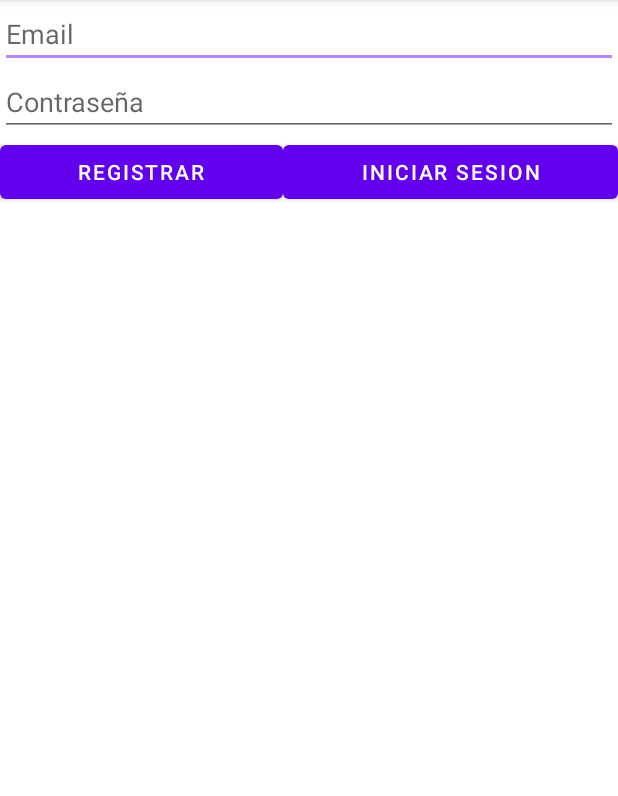
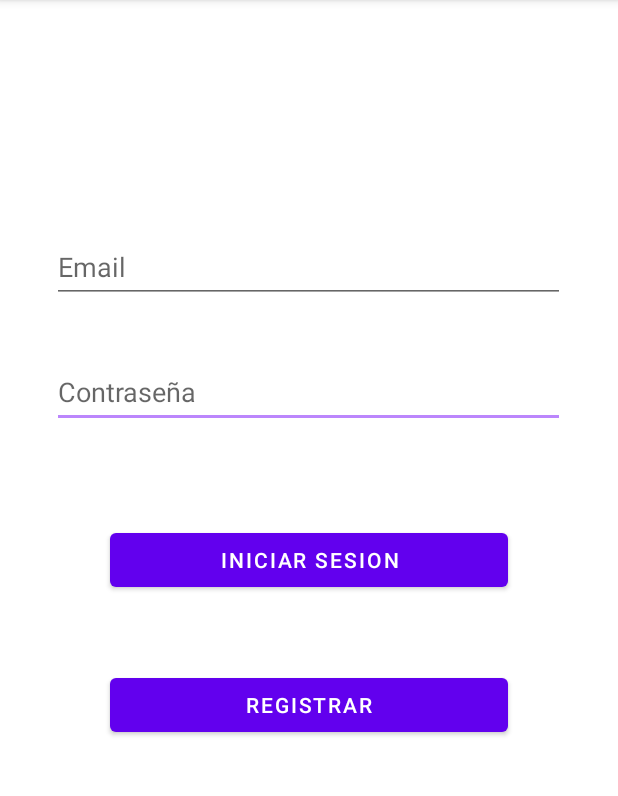
Before and after one commit to albertong98/myTasks, an Android app: the screen it shows after launch (LoginActivity), on a phone screen of 412 x 824 dp, the part 84-880 px from its top. Run offline under Robolectric (Android 15) with nearby library versions, the phone set to English and light mode, and no system bars; our stand-ins replace Firebase (no records; nobody signed in at launch, a user with empty details on screens opened directly).

```diff
--- a/app/src/main/java/com/uniovi/mytasks/LoginActivity.java
+++ b/app/src/main/java/com/uniovi/mytasks/LoginActivity.java
@@ -20,7 +20,7 @@ public class LoginActivity extends AppCompatActivity {
     @Override
     protected void onCreate(Bundle savedInstanceState) {
         super.onCreate(savedInstanceState);
-        setContentView(R.layout.activity_login2);
+        setContentView(R.layout.activity_login);
 
         setup();
     }
@@ -28,18 +28,18 @@ public class LoginActivity extends AppCompatActivity {
     @Override
     protected void onResume() {
         super.onResume();
-        EditText email = (EditText) findViewById(R.id.editTextTextEmailAddress);
-        EditText password = (EditText) findViewById(R.id.editTextTextPassword);
+        EditText email = (EditText) findViewById(R.id.editTextTextEmailAddress2);
+        EditText password = (EditText) findViewById(R.id.editTextTextPassword2);
 
         email.setText("");
         password.setText("");
     }
 
     private void setup() {
-        Button btnRegistro = (Button) findViewById(R.id.btnRegistro);
-        Button btnLogin = (Button) findViewById(R.id.btnLogin);
-        EditText email = (EditText) findViewById(R.id.editTextTextEmailAddress);
-        EditText password = (EditText) findViewById(R.id.editTextTextPassword);
+        Button btnRegistro = (Button) findViewById(R.id.btnRegistro2);
+        Button btnLogin = (Button) findViewById(R.id.btnLogin2);
+        EditText email = (EditText) findViewById(R.id.editTextTextEmailAddress2);
+        EditText password = (EditText) findViewById(R.id.editTextTextPassword2);
 
         btnRegistro.setOnClickListener(new View.OnClickListener() {
             @Override
--- a/app/src/main/java/com/uniovi/mytasks/modelo/Task.java
+++ b/app/src/main/java/com/uniovi/mytasks/modelo/Task.java
@@ -130,6 +130,7 @@ public class Task implements Parcelable {
         dest.writeString(this.titulo);
         dest.writeString(this.descripcion);
         dest.writeLong(this.fecha.getTime());
+        dest.writeLong(this.hora.getTime());
         dest.writeString(this.ubicacion);
         dest.writeString(this.email);
     }
--- /dev/null
+++ b/app/src/main/res/layout/activity_login.xml
@@ -0,0 +1,62 @@
+<?xml version="1.0" encoding="utf-8"?>
+<androidx.constraintlayout.widget.ConstraintLayout xmlns:android="http://schemas.android.com/apk/res/android"
+    xmlns:app="http://schemas.android.com/apk/res-auto"
+    xmlns:tools="http://schemas.android.com/tools"
+    android:layout_width="match_parent"
+    android:layout_height="match_parent">
+
+    <Button
+        android:id="@+id/btnRegistro2"
+        android:layout_width="265dp"
+        android:layout_height="48dp"
+        android:layout_weight="1"
+        android:text="Registrar"
+        app:layout_constraintBottom_toBottomOf="parent"
+        app:layout_constraintEnd_toEndOf="parent"
+        app:layout_constraintStart_toStartOf="parent"
+        app:layout_constraintTop_toBottomOf="@+id/btnLogin2"
+        app:layout_constraintVertical_bias="0.15" />
+
+    <Button
+        android:id="@+id/btnLogin2"
+        android:layout_width="265dp"
+        android:layout_height="48dp"
+        android:layout_marginTop="64dp"
+        android:layout_weight="1"
+        android:text="Iniciar Sesion"
+        app:layout_constraintBottom_toBottomOf="parent"
+        app:layout_constraintEnd_toEndOf="parent"
+        app:layout_constraintHorizontal_bias="0.498"
+        app:layout_constraintStart_toStartOf="parent"
+        app:layout_constraintTop_toBottomOf="@+id/editTextTextPassword2"
+        app:layout_constraintVertical_bias="0.0" />
+
+    <EditText
+        android:id="@+id/editTextTextPassword2"
+        android:layout_width="342dp"
+        android:layout_height="48dp"
+        android:layout_marginTop="28dp"
+        android:ems="10"
+        android:hint="Contraseña"
+        android:inputType="textPassword"
+        app:layout_constraintBottom_toBottomOf="parent"
+        app:layout_constraintEnd_toEndOf="parent"
+        app:layout_constraintHorizontal_bias="0.492"
+        app:layout_constraintStart_toStartOf="parent"
+        app:layout_constraintTop_toBottomOf="@+id/editTextTextEmailAddress2"
+        app:layout_constraintVertical_bias="0.015" />
+
+    <EditText
+        android:id="@+id/editTextTextEmailAddress2"
+        android:layout_width="342dp"
+        android:layout_height="48dp"
+        android:ems="10"
+        android:hint="Email"
+        android:inputType="textEmailAddress"
+        app:layout_constraintBottom_toBottomOf="parent"
+        app:layout_constraintEnd_toEndOf="parent"
+        app:layout_constraintHorizontal_bias="0.492"
+        app:layout_constraintStart_toStartOf="parent"
+        app:layout_constraintTop_toTopOf="parent"
+        app:layout_constraintVertical_bias="0.214" />
+</androidx.constraintlayout.widget.ConstraintLayout>
```
Also changed, not shown: app/src/main/java/com/uniovi/mytasks/MainActivity.java (+65 -1 lines), app/src/main/java/com/uniovi/mytasks/datos/MyDBHelper.java (+8 -9 lines), app/src/main/java/com/uniovi/mytasks/datos/TareasDataSource.java (+9 -3 lines), app/src/main/res/drawable-xhdpi/deletetask.png (added).
